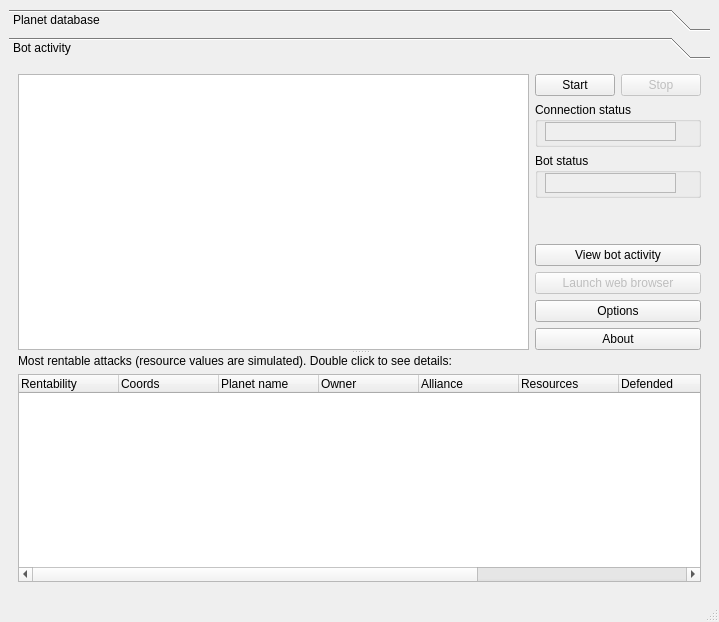
Before: the Qt Designer form ogbot/src/ui/MainWindow.ui in kovan/kovans-ogbot, drawn with Qt 5.
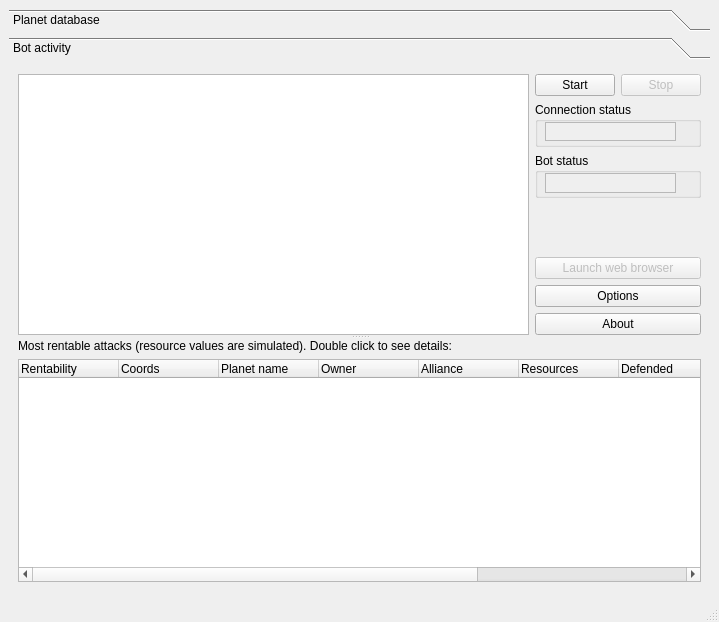
After: the same form once the commit is applied. Icons and pictures are not drawn.

```diff
--- a/ogbot/src/ui/MainWindow.ui
+++ b/ogbot/src/ui/MainWindow.ui
@@ -564,13 +564,6 @@
                 </property>
                </spacer>
               </item>
-              <item>
-               <widget class="QPushButton" name="viewActivityButton" >
-                <property name="text" >
-                 <string>View bot activity</string>
-                </property>
-               </widget>
-              </item>
               <item>
                <widget class="QPushButton" name="launchBrowserButton" >
                 <property name="enabled" >
```
